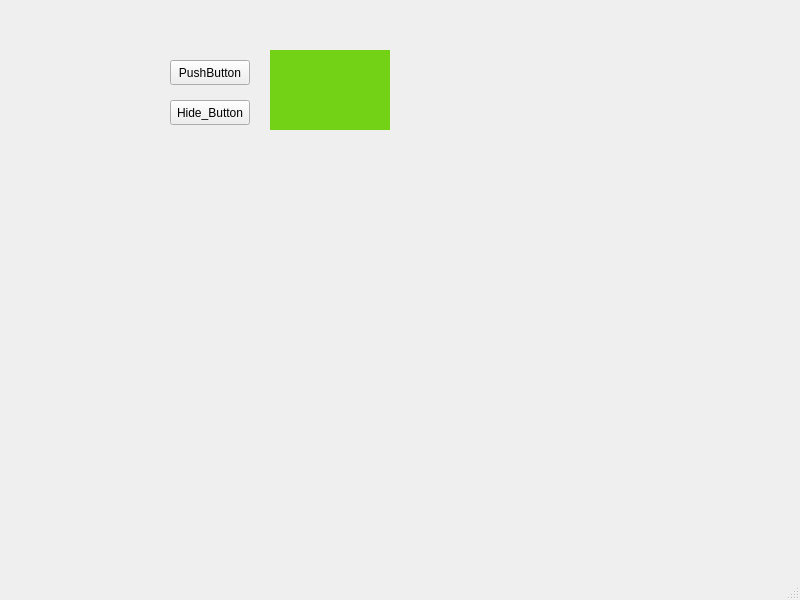
Before: the Qt Designer form mainwindow.ui in MohammadRezaee1932/Debug-test, drawn with Qt 5.
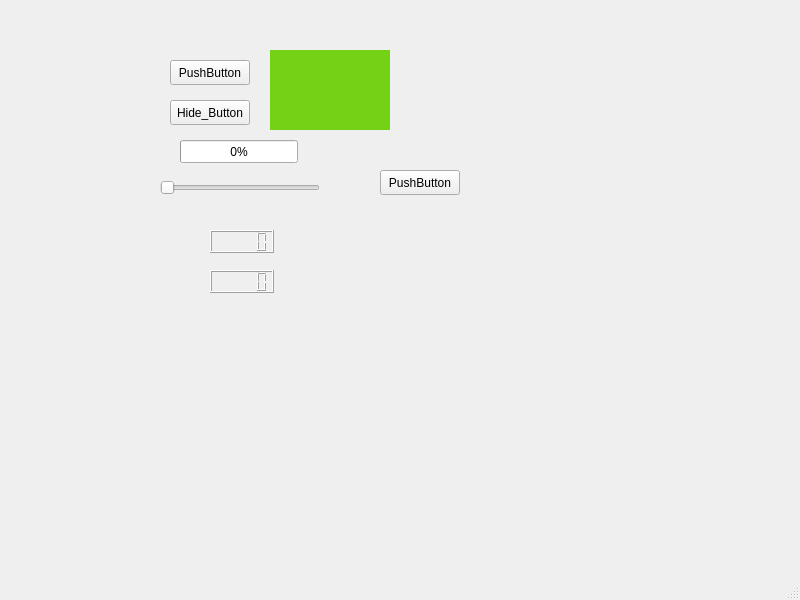
After: the same form once the commit is applied.

```diff
--- a/mainwindow.ui
+++ b/mainwindow.ui
@@ -53,6 +53,71 @@
      <string>Hide_Button</string>
     </property>
    </widget>
+   <widget class="QSlider" name="User_setting1">
+    <property name="geometry">
+     <rect>
+      <x>160</x>
+      <y>180</y>
+      <width>160</width>
+      <height>16</height>
+     </rect>
+    </property>
+    <property name="orientation">
+     <enum>Qt::Horizontal</enum>
+    </property>
+   </widget>
+   <widget class="QProgressBar" name="progressBar">
+    <property name="geometry">
+     <rect>
+      <x>180</x>
+      <y>140</y>
+      <width>118</width>
+      <height>23</height>
+     </rect>
+    </property>
+    <property name="maximum">
+     <number>99</number>
+    </property>
+    <property name="value">
+     <number>0</number>
+    </property>
+    <property name="textVisible">
+     <bool>true</bool>
+    </property>
+   </widget>
+   <widget class="QLCDNumber" name="lcdNumber">
+    <property name="geometry">
+     <rect>
+      <x>210</x>
+      <y>230</y>
+      <width>64</width>
+      <height>23</height>
+     </rect>
+    </property>
+   </widget>
+   <widget class="QPushButton" name="pushButton_2">
+    <property name="geometry">
+     <rect>
+      <x>380</x>
+      <y>170</y>
+      <width>80</width>
+      <height>25</height>
+     </rect>
+    </property>
+    <property name="text">
+     <string>PushButton</string>
+    </property>
+   </widget>
+   <widget class="QLCDNumber" name="CAN_Id">
+    <property name="geometry">
+     <rect>
+      <x>210</x>
+      <y>270</y>
+      <width>64</width>
+      <height>23</height>
+     </rect>
+    </property>
+   </widget>
   </widget>
   <widget class="QMenuBar" name="menubar">
    <property name="geometry">
```
